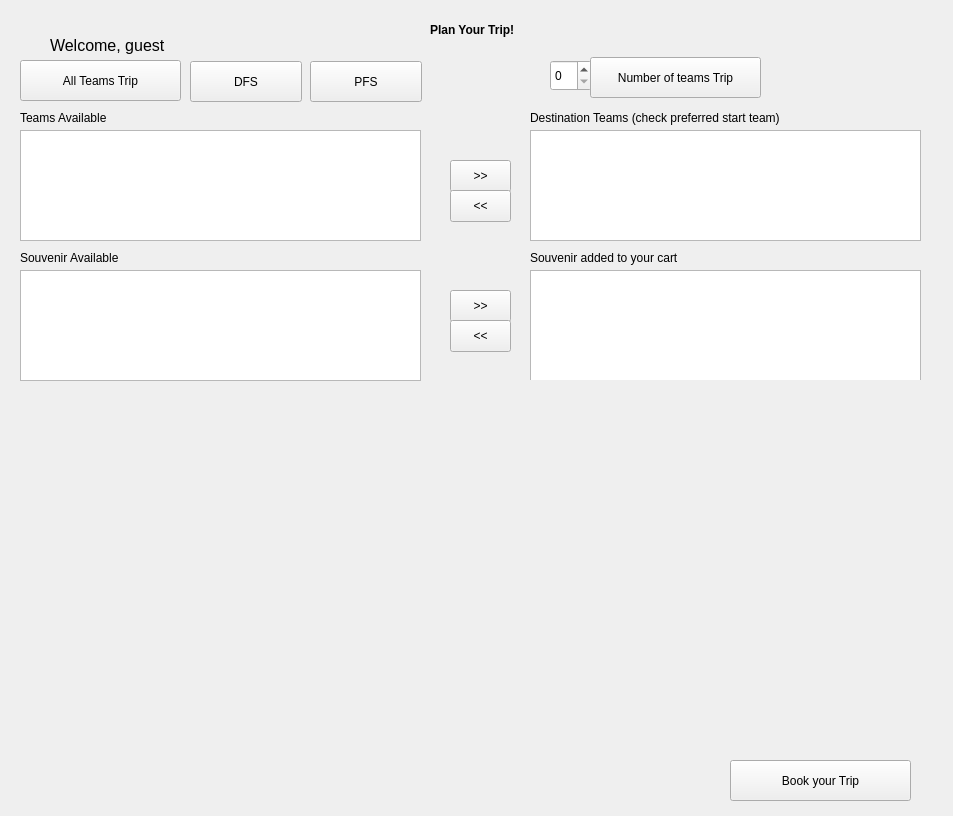
Old version of the form Project Files/Project2NFL/CustomVacation.ui in the repository dal07065/Let-s-Play-NFL-Football.
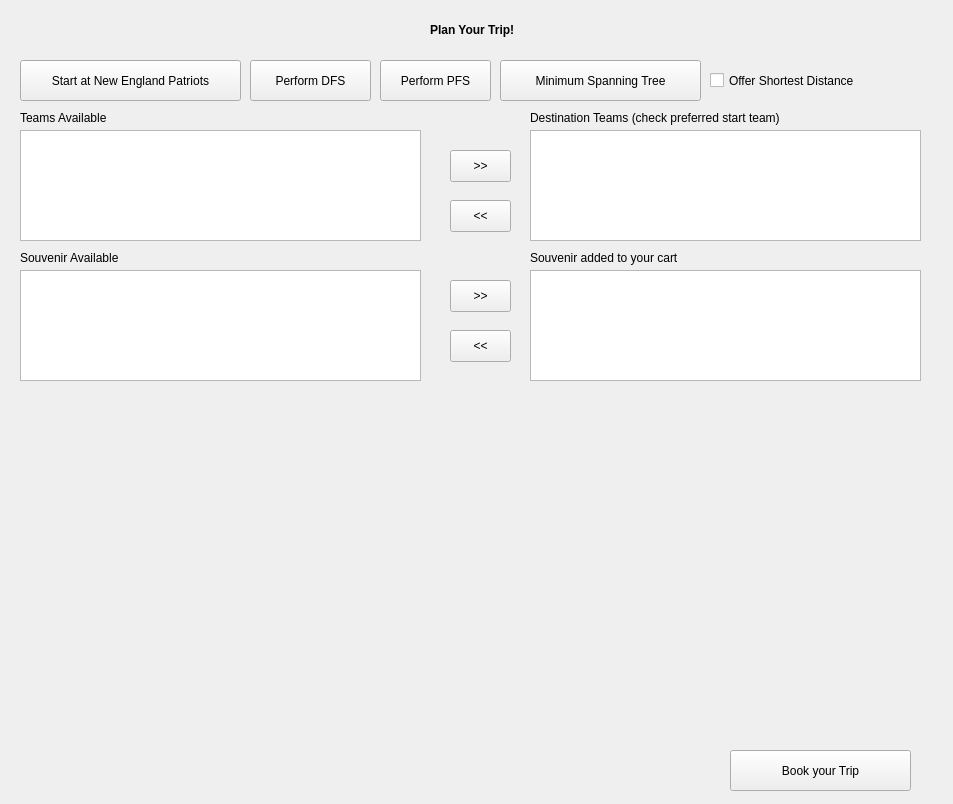
New version of the form.

What changed in the file:
```diff
--- a/Project Files/Project2NFL/CustomVacation.ui
+++ b/Project Files/Project2NFL/CustomVacation.ui
@@ -7,7 +7,7 @@
     <x>0</x>
     <y>0</y>
     <width>953</width>
-    <height>816</height>
+    <height>804</height>
    </rect>
   </property>
   <property name="windowTitle">
@@ -32,29 +32,11 @@
     <string>Plan Your Trip!</string>
    </property>
   </widget>
-  <widget class="QLabel" name="label">
-   <property name="geometry">
-    <rect>
-     <x>50</x>
-     <y>30</y>
-     <width>151</width>
-     <height>31</height>
-    </rect>
-   </property>
-   <property name="font">
-    <font>
-     <pointsize>12</pointsize>
-    </font>
-   </property>
-   <property name="text">
-    <string>Welcome, guest</string>
-   </property>
-  </widget>
   <widget class="QPushButton" name="pushButtonFirst">
    <property name="geometry">
     <rect>
      <x>450</x>
-     <y>160</y>
+     <y>150</y>
      <width>61</width>
      <height>32</height>
     </rect>
@@ -67,7 +49,7 @@
    <property name="geometry">
     <rect>
      <x>450</x>
-     <y>190</y>
+     <y>200</y>
      <width>61</width>
      <height>32</height>
     </rect>
@@ -162,7 +144,7 @@
    <property name="geometry">
     <rect>
      <x>450</x>
-     <y>290</y>
+     <y>280</y>
      <width>61</width>
      <height>32</height>
     </rect>
@@ -175,7 +157,7 @@
    <property name="geometry">
     <rect>
      <x>450</x>
-     <y>320</y>
+     <y>330</y>
      <width>61</width>
      <height>32</height>
     </rect>
@@ -189,7 +171,7 @@
     <rect>
      <x>530</x>
      <y>250</y>
-     <width>161</width>
+     <width>181</width>
      <height>16</height>
     </rect>
    </property>
@@ -200,9 +182,9 @@
   <widget class="QScrollArea" name="scrollArea_2">
    <property name="geometry">
     <rect>
-     <x>530</x>
-     <y>380</y>
-     <width>391</width>
+     <x>510</x>
+     <y>390</y>
+     <width>411</width>
      <height>351</height>
     </rect>
    </property>
@@ -217,7 +199,7 @@
      <rect>
       <x>0</x>
       <y>0</y>
-      <width>391</width>
+      <width>411</width>
       <height>351</height>
      </rect>
     </property>
@@ -226,7 +208,7 @@
       <rect>
        <x>10</x>
        <y>30</y>
-       <width>371</width>
+       <width>401</width>
        <height>341</height>
       </rect>
      </property>
@@ -265,19 +247,19 @@
     <rect>
      <x>20</x>
      <y>60</y>
-     <width>161</width>
+     <width>221</width>
      <height>41</height>
     </rect>
    </property>
    <property name="text">
-    <string>All Teams Trip</string>
+    <string>Start at New England Patriots</string>
    </property>
   </widget>
   <widget class="QPushButton" name="bookYourTrip">
    <property name="geometry">
     <rect>
      <x>730</x>
-     <y>760</y>
+     <y>750</y>
      <width>181</width>
      <height>41</height>
     </rect>
@@ -315,53 +297,56 @@
     <string/>
    </property>
   </widget>
-  <widget class="QSpinBox" name="numberOfCitiesSpinBox">
-   <property name="geometry">
-    <rect>
-     <x>550</x>
-     <y>60</y>
-     <width>42</width>
-     <height>31</height>
-    </rect>
-   </property>
-  </widget>
-  <widget class="QPushButton" name="NumberTripPushButton">
-   <property name="geometry">
-    <rect>
-     <x>590</x>
-     <y>57</y>
-     <width>171</width>
-     <height>41</height>
-    </rect>
-   </property>
-   <property name="text">
-    <string>Number of teams Trip</string>
-   </property>
-  </widget>
   <widget class="QPushButton" name="pushButton">
    <property name="geometry">
     <rect>
-     <x>190</x>
-     <y>61</y>
-     <width>112</width>
+     <x>250</x>
+     <y>60</y>
+     <width>121</width>
      <height>41</height>
     </rect>
    </property>
    <property name="text">
-    <string>DFS</string>
+    <string>Perform DFS</string>
    </property>
   </widget>
   <widget class="QPushButton" name="pushButton_2">
    <property name="geometry">
     <rect>
-     <x>310</x>
-     <y>61</y>
-     <width>112</width>
+     <x>380</x>
+     <y>60</y>
+     <width>111</width>
      <height>41</height>
     </rect>
    </property>
    <property name="text">
-    <string>PFS</string>
+    <string>Perform PFS</string>
+   </property>
+  </widget>
+  <widget class="QPushButton" name="pushButton_3">
+   <property name="geometry">
+    <rect>
+     <x>500</x>
+     <y>60</y>
+     <width>201</width>
+     <height>41</height>
+    </rect>
+   </property>
+   <property name="text">
+    <string>Minimum Spanning Tree</string>
+   </property>
+  </widget>
+  <widget class="QCheckBox" name="offer">
+   <property name="geometry">
+    <rect>
+     <x>710</x>
+     <y>60</y>
+     <width>181</width>
+     <height>41</height>
+    </rect>
+   </property>
+   <property name="text">
+    <string>Offer Shortest Distance</string>
    </property>
   </widget>
  </widget>
```
Left out of the diff: 2 changed lines with no effect on the pictures.
